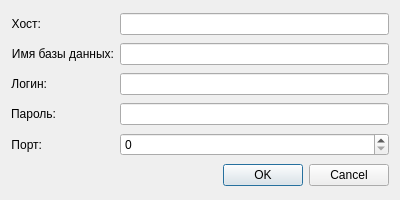
Above: lesson_8/dbdata.ui from VaryamoAratar/homeWorkQt before the change. Below: the same form after it.
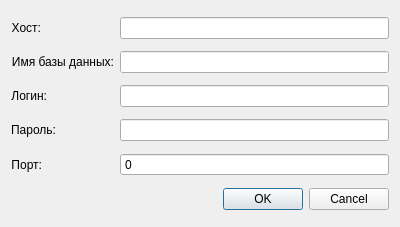
That is the form after the change.

The edit to the form file:
```diff
--- a/lesson_8/dbdata.ui
+++ b/lesson_8/dbdata.ui
@@ -7,7 +7,7 @@
     <x>0</x>
     <y>0</y>
     <width>400</width>
-    <height>200</height>
+    <height>227</height>
    </rect>
   </property>
   <property name="windowTitle">
@@ -142,6 +142,9 @@
        <verstretch>0</verstretch>
       </sizepolicy>
      </property>
+     <property name="buttonSymbols">
+      <enum>QAbstractSpinBox::ButtonSymbols::NoButtons</enum>
+     </property>
      <property name="maximum">
       <number>65535</number>
      </property>
```
Left out of the diff: 14 changed lines with no effect on the pictures.
